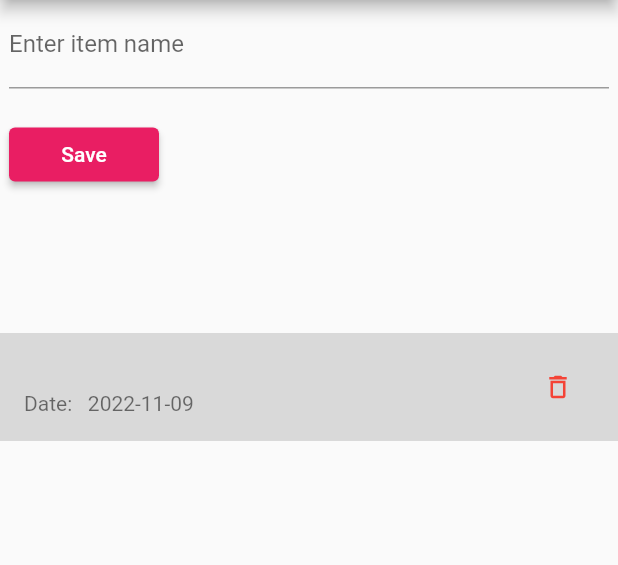
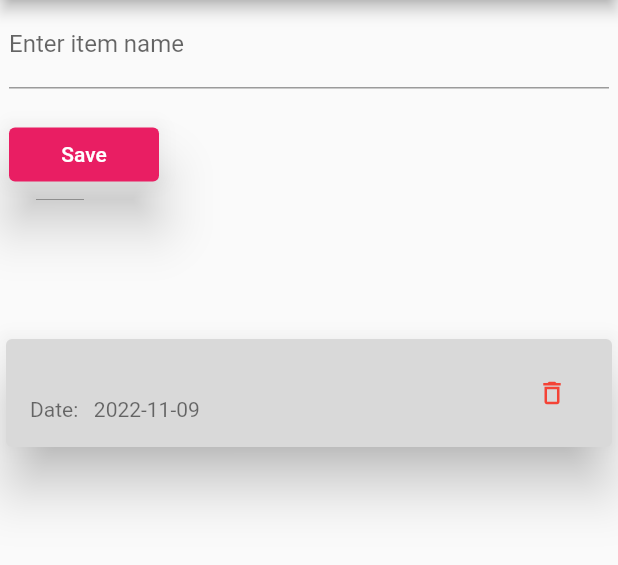
Before and after one commit to darius35150/todolist, a Flutter app: the screen it shows after launch, after a tap on "Save", on a phone screen of 412 x 824 dp, the part 84-649 px from its top. Run offline on Flutter 3.47's test engine with Material 2 defaults, Android fonts, the phone set to English and light mode, and no system bars; our stand-ins replace hive_flutter; accounts and stored records are empty; Roboto replaces fonts that are missing (Nunito).

Commit message:
Changed button and list styles to look elevated.

```diff
--- a/lib/home/home.dart
+++ b/lib/home/home.dart
@@ -73,6 +73,7 @@ class _Home extends State<Home> {
                     padding: const EdgeInsets.fromLTRB(0, 20, 300, 0),
                     child: ElevatedButton(
                       style: ElevatedButton.styleFrom(
+                        elevation: 15,
                         backgroundColor: Colors.pink
                       ),
                       onPressed: _saveData,
@@ -92,7 +93,11 @@ class _Home extends State<Home> {
                         scrollDirection: Axis.vertical,
                         itemCount: RowItemsList.getAllItems().length,
                         itemBuilder: (context, index) {
-                          return ListTile(
+                          return Card(
+                            clipBehavior: Clip.antiAliasWithSaveLayer,
+                            elevation: 15,
+                            child:
+                              ListTile(
                               tileColor: otherColors[index % 2],
                               title: Text(RowItemsList.getAllItems()
                                   .elementAt(index)["itemName"]
@@ -115,6 +120,7 @@ class _Home extends State<Home> {
                                   )
                                 ],
                               ),
+                            )
                           );
                         }
                       )
```
Also changed, not shown: 3 other files. Lines whose indentation alone changed are shown as unchanged.
